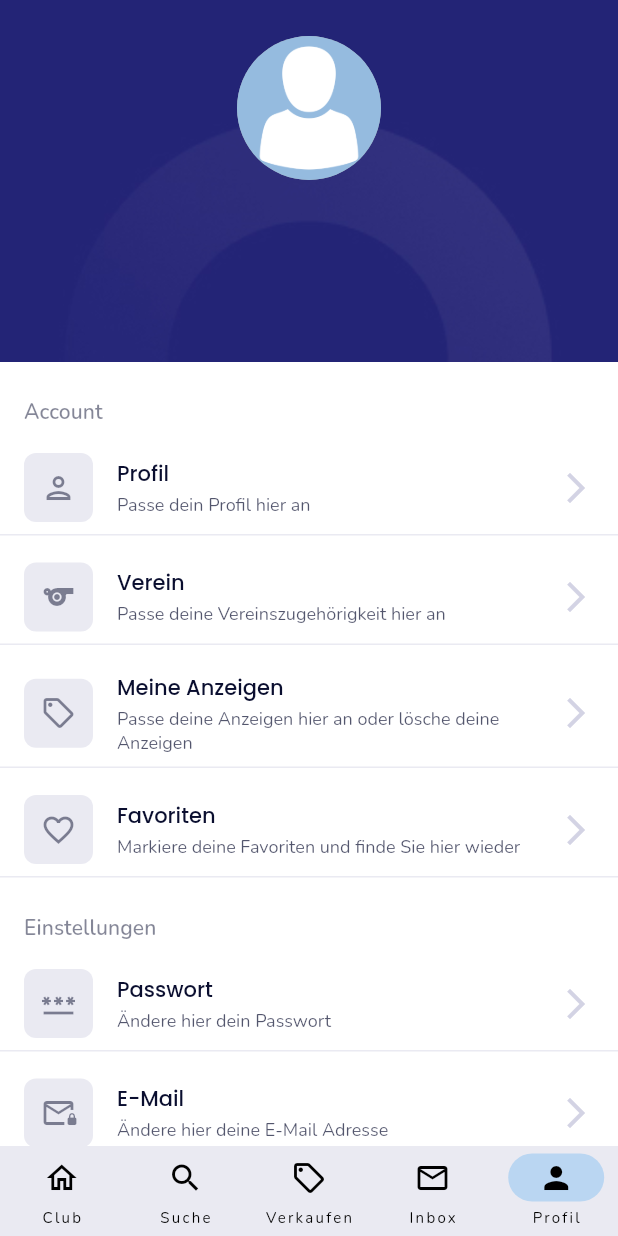
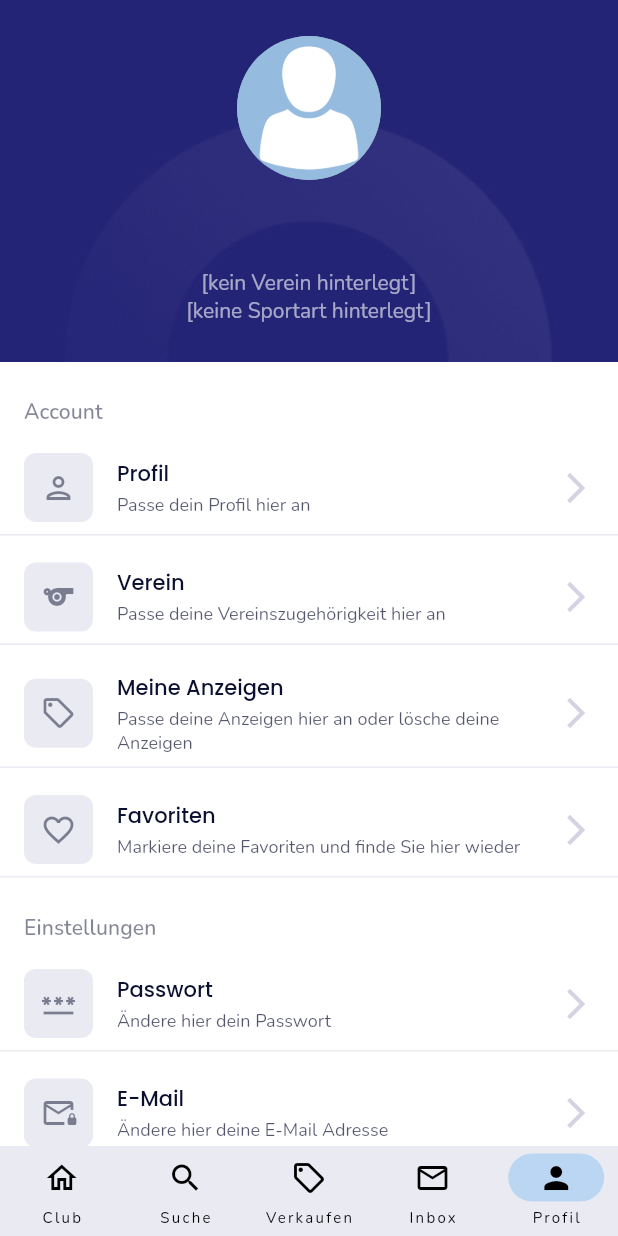
Before and after one commit to TobiasSchotter/clubtwice, a Flutter app: the ProfilePageClub screen opened directly, after a tap on the "arrow back" icon, on a phone screen of 412 x 824 dp. Run offline on Flutter 3.47's test engine with Material 2 defaults, Android fonts, the light colour scheme and no system bars; our stand-ins replace cloud_firestore, firebase_auth, firebase_core, flutter_svg, image_picker, pin_code_fields and 1 more; missing offline and left inert: money2; accounts and stored records are empty; Roboto replaces fonts that are missing (poppins).

Commit message:
samll changes

```diff
--- a/lib/views/screens/home_page.dart
+++ b/lib/views/screens/home_page.dart
@@ -1,5 +1,9 @@
+import 'package:cloud_firestore/cloud_firestore.dart';
+import 'package:clubtwice/constant/app_button.dart';
 import 'package:clubtwice/views/screens/page_switcher.dart';
+import 'package:clubtwice/views/screens/profile_page_club.dart';
 import 'package:clubtwice/views/widgets/filter_tile_widget.dart';
+import 'package:firebase_auth/firebase_auth.dart';
 import 'package:flutter/material.dart';
 import 'package:clubtwice/constant/app_color.dart';
 import 'package:clubtwice/core/model/Product.dart';
@@ -17,14 +21,78 @@
 
 class _HomePageState extends State<HomePage> {
   List<Product> productData = ProductService.productData;
+  String verein = '';
+  String sportart = '';
 
   @override
   void initState() {
     super.initState();
+    fetchUserData();
+  }
+
+  Future<void> fetchUserData() async {
+    User? user = FirebaseAuth.instance.currentUser;
+    if (user != null) {
+      String userId = user.uid;
+      DocumentSnapshot<Map<String, dynamic>> snapshot = await FirebaseFirestore
+          .instance
+          .collection('users')
+          .doc(userId)
+          .get();
+      Map<String, dynamic> userData = snapshot.data() ?? {};
+      setState(() {
+        verein = userData['club'] ?? '';
+        sportart = userData['sport'] ?? '';
+      });
+    }
   }
 
   @override
   Widget build(BuildContext context) {
+    Widget content;
+    if (verein.isNotEmpty) {
+      content = Container(
+        padding: const EdgeInsets.symmetric(horizontal: 16, vertical: 12),
+        child: Wrap(
+          spacing: 16,
+          runSpacing: 16,
+          children: List.generate(
+            productData.length,
+            (index) => ItemCard(
+              product: productData[index],
+            ),
+          ),
+        ),
+      );
+    } else {
+      content = Container(
+        alignment: Alignment.center,
+        child: Column(
+          mainAxisAlignment: MainAxisAlignment.center,
+          children: [
+            Container(
+              height: 96,
+            ),
+            Container(
+              padding: const EdgeInsets.symmetric(horizontal: 16, vertical: 12),
+              child:
+                  Text('Du hast noch keinen Verein und Sportart hinterlegt.'),
+            ),
+            SizedBox(height: 16),
+            CustomButton(
+              onPressed: () {
+                Navigator.push(
+                  context,
+                  MaterialPageRoute(builder: (context) => ProfilePageClub()),
+                );
+              },
+              buttonText: 'Verein hinterlegen',
+            ),
+          ],
+        ),
+      );
+    }
+
     return Scaffold(
       appBar: AppBar(
         automaticallyImplyLeading: false,
@@ -120,19 +188,7 @@
             ],
           ),
           // Section 5 - product list
-          Container(
-            padding: const EdgeInsets.symmetric(horizontal: 16, vertical: 12),
-            child: Wrap(
-              spacing: 16,
-              runSpacing: 16,
-              children: List.generate(
-                productData.length,
-                (index) => ItemCard(
-                  product: productData[index],
-                ),
-              ),
-            ),
-          )
+          content,
         ],
       ),
     );
--- a/lib/views/screens/profile_page_club.dart
+++ b/lib/views/screens/profile_page_club.dart
@@ -109,7 +109,7 @@
               border: OutlineInputBorder(),
             ),
             value: verein.isNotEmpty ? verein : null, // Set the initial value
-            items: <String>['SG Quelle', 'SGV Nürnberg Fürth']
+            items: <String>['', 'SG Quelle', 'SGV Nürnberg Fürth']
                 .map<DropdownMenuItem<String>>((String value) {
               return DropdownMenuItem<String>(
                 value: value,
@@ -133,7 +133,7 @@
             ),
             value:
                 sportart.isNotEmpty ? sportart : null, // Set the initial value
-            items: <String>['Fußball', 'Basketball']
+            items: <String>['', 'Fußball', 'Basketball']
                 .map<DropdownMenuItem<String>>((String value) {
               return DropdownMenuItem<String>(
                 value: value,
--- a/lib/views/widgets/notification_tile.dart
+++ b/lib/views/widgets/notification_tile.dart
@@ -61,8 +61,9 @@
                   // Datetime
                   Row(
                     children: [
-                      SvgPicture.asset('assets/icons/Time Circle.svg',
-                          color: AppColor.secondary.withOpacity(0.7)),
+                      Icon(
+                        Icons.av_timer,
+                      ),
                       Container(
                         margin: EdgeInsets.only(left: 10),
                         child: Text(
--- a/lib/views/widgets/profile_tile_widget.dart
+++ b/lib/views/widgets/profile_tile_widget.dart
@@ -29,8 +29,16 @@
         final firstname = userData['first Name'] ?? '';
         final lastname = userData['last Name'] ?? '';
         final username = userData['username'] ?? '';
-        final club = userData['club'] ?? '[kein Verein hinterlegt]';
-        final sport = userData['sport'] ?? '[keine Sportart hinterlegt]';
+        //   final club = userData['club'] ?? '[kein Verein hinterlegt]';
+        //    final sport = userData['sport'] ?? '[keine Sportart hinterlegt]';
+
+        var club = userData['club'] ?? '';
+        var sport = userData['sport'] ?? '';
+
+        if (club.isEmpty && sport.isEmpty) {
+          club = '[kein Verein hinterlegt]';
+          sport = '[keine Sportart hinterlegt]';
+        }
 
         return Container(
           width: MediaQuery.of(context).size.width,
```
Also changed, not shown: assets/icons/Time Circle.svg (deleted).
